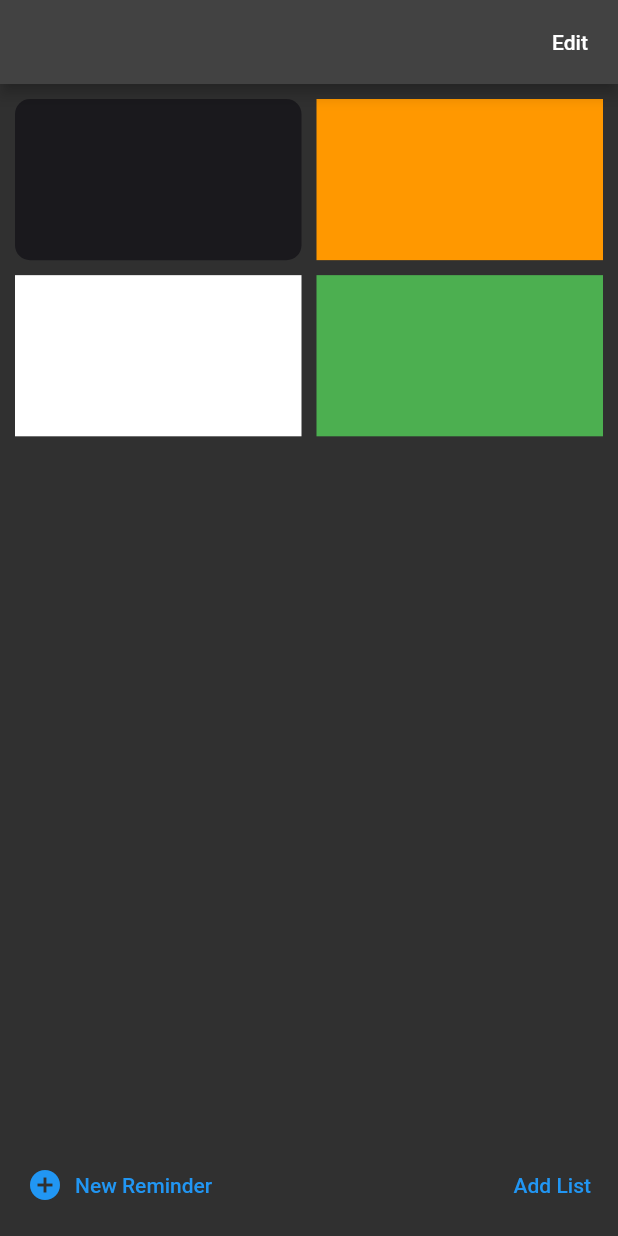
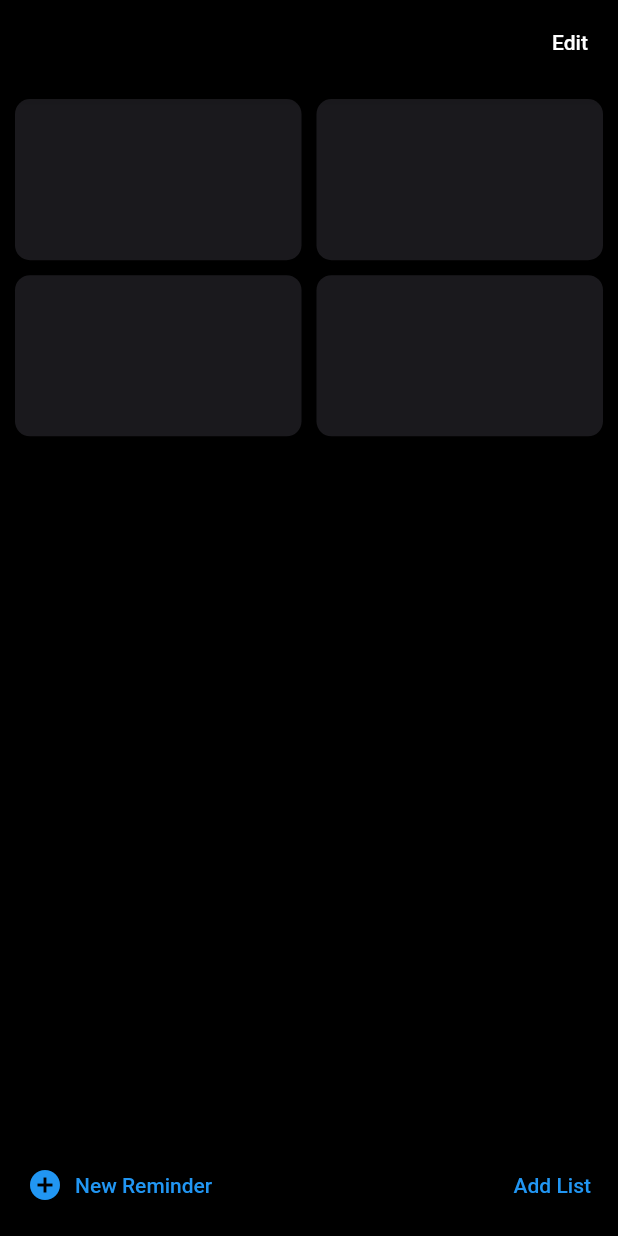
Before and after one commit to knhn1004/flutter-as-a-rn-dev, a Flutter app: the screen it shows after launch, on a phone screen of 412 x 824 dp. Run offline on Flutter 3.47's test engine with Material 2 defaults, Android fonts, the phone set to English and light mode, and no system bars.

Commit message:
classes and constructors

```diff
--- a/lib/main.dart
+++ b/lib/main.dart
@@ -14,10 +14,10 @@ class App extends StatelessWidget {
         '/': (context) => HomeScreen(),
       },
       theme: ThemeData(
-        //scaffoldBackgroundColor: Colors.black,
-        //appBarTheme: AppBarTheme(
-        //  color: Colors.black,
-        //),
+        scaffoldBackgroundColor: Colors.black,
+        appBarTheme: AppBarTheme(
+          color: Colors.black,
+        ),
         brightness: Brightness.dark,
       ),
     );
--- a/lib/screens/home_screen.dart
+++ b/lib/screens/home_screen.dart
@@ -31,9 +31,21 @@ class HomeScreen extends StatelessWidget {
                       borderRadius: BorderRadius.circular(10),
                       color: Color(0xFF1A191D)),
                 ),
-                Container(color: Colors.orange),
-                Container(color: Colors.white),
-                Container(color: Colors.green),
+                Container(
+                  decoration: BoxDecoration(
+                      borderRadius: BorderRadius.circular(10),
+                      color: Color(0xFF1A191D)),
+                ),
+                Container(
+                  decoration: BoxDecoration(
+                      borderRadius: BorderRadius.circular(10),
+                      color: Color(0xFF1A191D)),
+                ),
+                Container(
+                  decoration: BoxDecoration(
+                      borderRadius: BorderRadius.circular(10),
+                      color: Color(0xFF1A191D)),
+                ),
               ],
             )),
             Container(
```
Also changed, not shown: lib/models/category.dart (added, +11 -0 lines).
